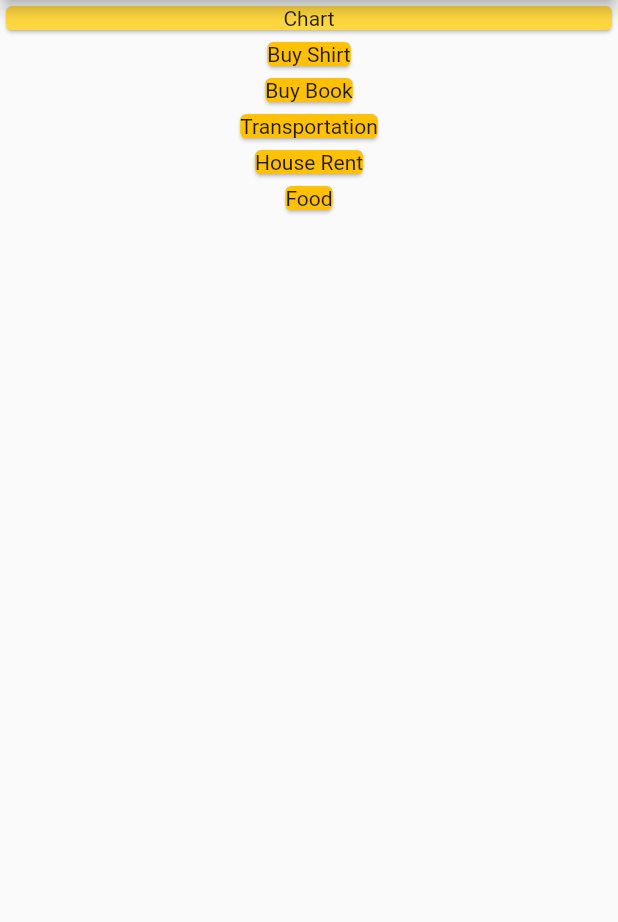
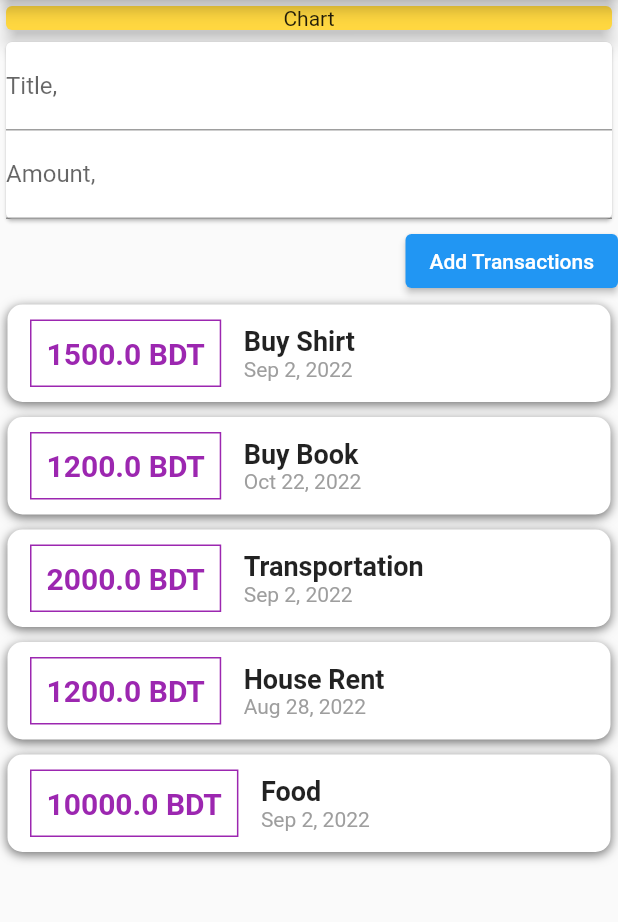
Before and after one commit to Raihan-Sharif/my_expense_app, a Flutter app: the screen it shows after launch, on a phone screen of 412 x 824 dp, the part 84-1006 px from its top. Run offline on Flutter 3.47's test engine with Material 2 defaults, Android fonts, the phone set to English and light mode, and no system bars.

Commit message:
Widget style and TextField Widget Added.

```diff
--- a/lib/main.dart
+++ b/lib/main.dart
@@ -1,4 +1,6 @@
 import 'package:flutter/material.dart';
+import 'package:intl/intl.dart';
+
 import 'package:my_expense_app/transactions.dart';
 
 void main() {
@@ -55,11 +57,12 @@
       appBar: AppBar(title: Text("My Expense App")),
       body: Column(
         mainAxisAlignment: MainAxisAlignment.start,
-        crossAxisAlignment: CrossAxisAlignment.center,
+        crossAxisAlignment: CrossAxisAlignment.end,
         children: <Widget>[
           Container(
             width: double.infinity,
             child: Card(
+              elevation: 5,
               color: Colors.amberAccent,
               child: Text(
                 "Chart",
@@ -67,19 +70,83 @@
               ),
             ),
           ),
-          Container(
-              width: 300,
-              child: Column(
-                children: myTransactionList.map((tx) {
-                  return Card(
-                    color: Colors.amber,
-                    child: Text(
-                      tx.title,
-                      textAlign: TextAlign.center,
+          Card(
+            child: Column(
+              children: <Widget>[
+                TextField(decoration: InputDecoration(labelText: 'Title,')),
+                TextField(decoration: InputDecoration(labelText: 'Amount,')),
+              ],
+            ),
+          ),
+          ElevatedButton(
+            onPressed: () => {},
+            child: Text('Add Transactions'),
+          ),
+          Column(
+            children: myTransactionList.map((tx) {
+              return Container(
+                margin: EdgeInsets.symmetric(
+                  vertical: 5,
+                  horizontal: 5,
+                ),
+                decoration: BoxDecoration(
+                  color: Colors.white,
+                  borderRadius: BorderRadius.circular(10),
+                  boxShadow: <BoxShadow>[
+                    BoxShadow(
+                        color: Colors.black54,
+                        blurRadius: 5.0,
+                        offset: Offset(0.0, 2))
+                  ],
+                ),
+                child: Row(
+                  mainAxisAlignment: MainAxisAlignment.start,
+                  crossAxisAlignment: CrossAxisAlignment.center,
+                  children: <Widget>[
+                    Container(
+                      margin: EdgeInsets.symmetric(
+                        vertical: 10,
+                        horizontal: 15,
+                      ),
+                      decoration: BoxDecoration(
+                          border: Border.all(
+                        color: Colors.purple,
+                        width: 1,
+                      )),
+                      padding: EdgeInsets.all(10),
+                      child: Text(
+                        '${tx.amount.toString()} BDT',
+                        textAlign: TextAlign.center,
+                        style: TextStyle(
+                          fontWeight: FontWeight.bold,
+                          color: Colors.purple,
+                          fontSize: 20,
+                        ),
+                      ),
                     ),
-                  );
-                }).toList(),
-              ))
+                    Column(
+                      crossAxisAlignment: CrossAxisAlignment.start,
+                      children: <Widget>[
+                        Text(
+                          tx.title,
+                          style: TextStyle(
+                            fontSize: 18,
+                            fontWeight: FontWeight.bold,
+                          ),
+                        ),
+                        Text(
+                          DateFormat().add_yMMMd().format(tx.date),
+                          style: TextStyle(
+                            color: Colors.grey,
+                          ),
+                        ),
+                      ],
+                    ),
+                  ],
+                ),
+              );
+            }).toList(),
+          )
         ],
       ),
     );
--- a/pubspec.yaml
+++ b/pubspec.yaml
@@ -3,7 +3,7 @@ description: A new Flutter project.
 
 # The following line prevents the package from being accidentally published to
 # pub.dev using `flutter pub publish`. This is preferred for private packages.
-publish_to: 'none' # Remove this line if you wish to publish to pub.dev
+publish_to: "none" # Remove this line if you wish to publish to pub.dev
 
 # The following defines the version and build number for your application.
 # A version number is three numbers separated by dots, like 1.2.43
@@ -30,6 +30,7 @@ dependencies:
   flutter:
     sdk: flutter
 
+  intl: ^0.17.0
 
   # The following adds the Cupertino Icons font to your application.
   # Use with the CupertinoIcons class for iOS style icons.
@@ -51,7 +52,6 @@ dev_dependencies:
 
 # The following section is specific to Flutter packages.
 flutter:
-
   # The following line ensures that the Material Icons font is
   # included with your application, so that you can use the icons in
   # the material Icons class.
```
Also changed, not shown: pubspec.lock.
